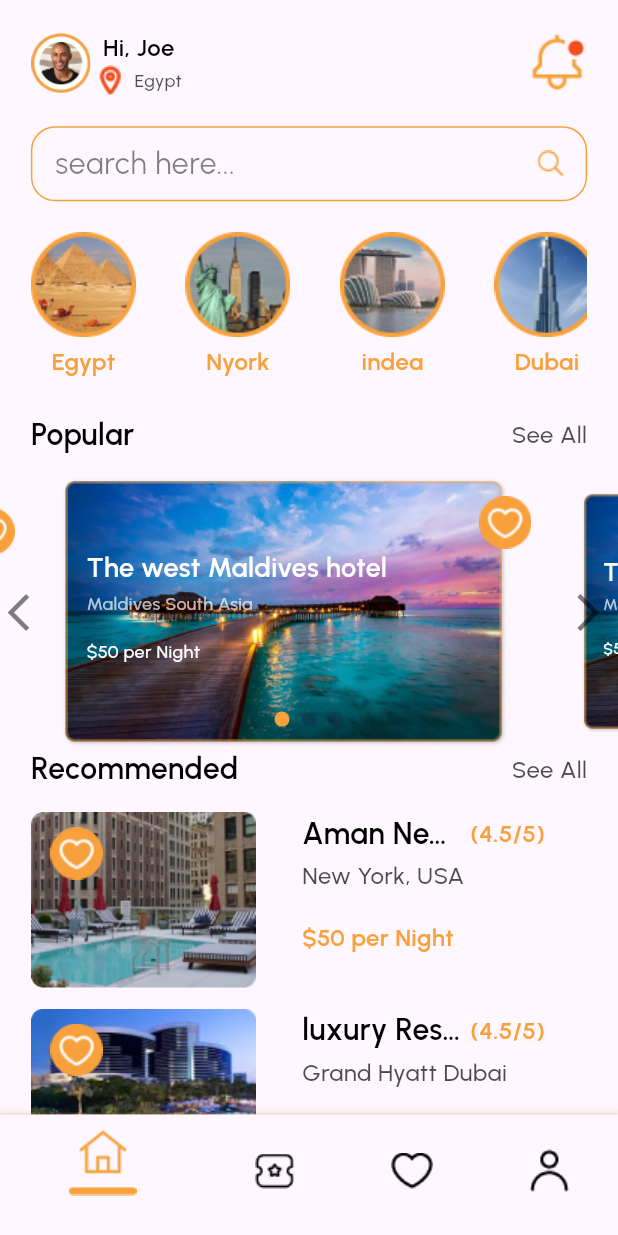
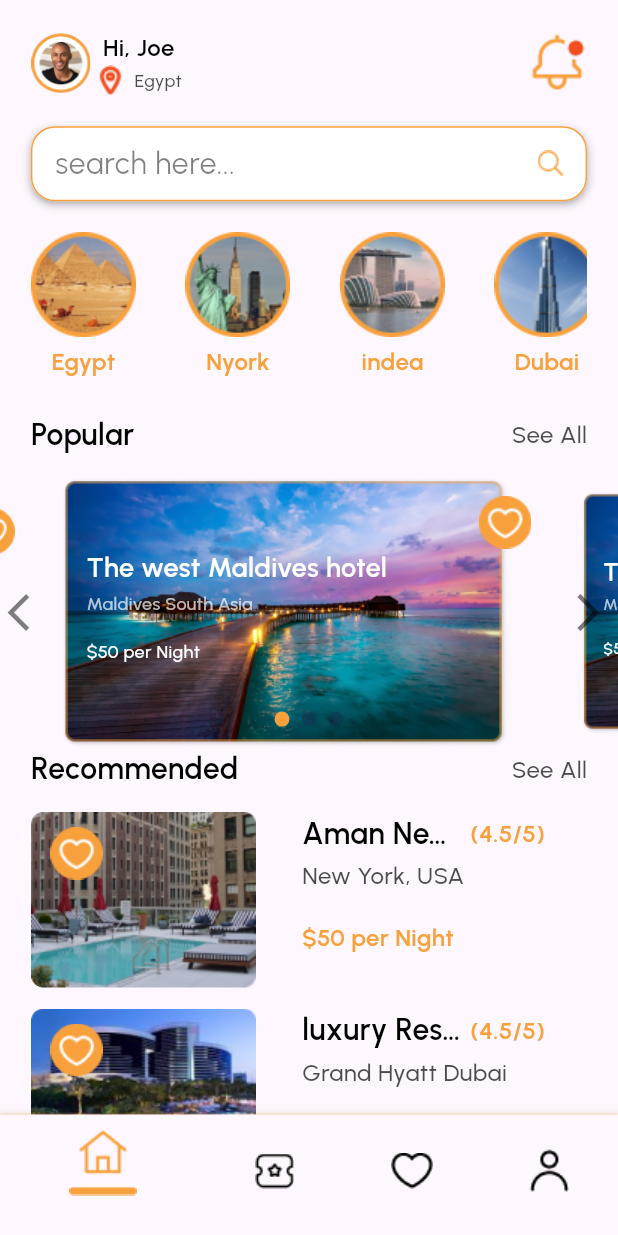
Before and after one commit to esraammosaad/booking-hotels, a Flutter app: the HomeView screen opened by its route, on a phone screen of 412 x 824 dp. Run offline on Flutter 3.47's test engine with Material 2 defaults, Android fonts, the phone set to English and light mode, and no system bars; drawn by our look-alikes of card_swiper; our stand-ins replace awesome_dialog, bloc, firebase_auth, firebase_core, flutter_bloc, font_awesome_flutter and 6 more; accounts and stored records are empty.

Commit message:
beginning search view

```diff
--- a/lib/core/utils/routes.dart
+++ b/lib/core/utils/routes.dart
@@ -3,6 +3,7 @@ import 'package:booking_hotels/features/authentication/presentation/views/new_pa
 import 'package:booking_hotels/features/authentication/presentation/views/sign_in_view.dart';
 import 'package:booking_hotels/features/authentication/presentation/views/verify_code_view.dart';
 import 'package:booking_hotels/features/home/presentation/views/home_view.dart';
+import 'package:booking_hotels/features/search/presentation/views/search_view.dart';
 import 'package:booking_hotels/features/splash/presentation/views/splash_view.dart';
 import 'package:booking_hotels/features/splash/presentation/views/widgets/custom_page_view.dart';
 import 'package:firebase_auth/firebase_auth.dart';
@@ -20,6 +21,7 @@ abstract class AppRoutes {
   static String kSignUpView = '/signUpView';
   static String kAddInformationView = '/addInformationView';
   static String kHomeView = '/homeView';
+  static String kSearchView = '/searchView';
 
   static final router = GoRouter(
     routes: [
@@ -166,6 +168,23 @@ abstract class AppRoutes {
               });
         },
       ),
+      GoRoute(
+        path: kSearchView,
+        pageBuilder: (context, state) {
+          return CustomTransitionPage(
+              transitionDuration: const Duration(milliseconds: 500),
+              key: state.pageKey,
+              child: const SearchView(),
+              transitionsBuilder: (context, animation, animationTwo, child) {
+                return SlideTransition(
+                  position: Tween(begin: const Offset(0, 1), end: Offset.zero)
+                      .animate(CurvedAnimation(
+                      curve: Curves.easeInExpo, parent: animation)),
+                  child: child,
+                );
+              });
+        },
+      ),
     ],
   );
 }
--- a/lib/features/home/presentation/views/widgets/custom_search_bar.dart
+++ b/lib/features/home/presentation/views/widgets/custom_search_bar.dart
@@ -7,20 +7,41 @@ class CustomSearchBar extends StatelessWidget {
     this.onTap,
     this.enabled,
     this.onChanged,
+    required this.label,
+    this.prefixIcon,
   });
 
   final void Function()? onTap;
   final bool? enabled;
   final void Function(String)? onChanged;
+  final Widget label;
+  final Widget? prefixIcon;
 
   @override
   Widget build(BuildContext context) {
-    return Padding(
-      padding: EdgeInsets.symmetric(
-          horizontal: MediaQuery.of(context).size.width * 0.05),
-      child: SizedBox(
-        height: 50,
+    return Container(
+      height: 50,
+      decoration: BoxDecoration(
+        borderRadius: BorderRadius.circular(16),
+        boxShadow: [
+          BoxShadow(
+            offset: const Offset(0, 2),
+            color: Colors.black.withOpacity(0.25),
+            blurRadius: 4,
+            blurStyle: BlurStyle.normal,
+          ),
+        ],
+      ),
+      child: Card(
+        margin: EdgeInsets.zero,
+        color: Colors.white,
+        shadowColor: Colors.black.withOpacity(0.25),
+        shape: RoundedRectangleBorder(
+          borderRadius: BorderRadius.circular(16),
+        ),
         child: CustomSearchTextField(
+          prefixIcon: prefixIcon,
+          label: label,
           onChanged: onChanged,
           onTap: onTap,
         ),
--- a/lib/features/home/presentation/views/widgets/custom_search_text_field.dart
+++ b/lib/features/home/presentation/views/widgets/custom_search_text_field.dart
@@ -1,6 +1,5 @@
 import 'package:flutter/material.dart';
 import '../../../../../constants.dart';
-import '../../../../../core/utils/styles.dart';
 import '../../../../../generated/assets.dart';
 
 class CustomSearchTextField extends StatelessWidget {
@@ -8,10 +7,14 @@ class CustomSearchTextField extends StatelessWidget {
     super.key,
     this.onTap,
     this.onChanged,
+    this.prefixIcon,
+    required this.label,
   });
 
   final void Function()? onTap;
   final void Function(String)? onChanged;
+  final Widget? prefixIcon;
+  final Widget label;
 
   @override
   Widget build(BuildContext context) {
@@ -26,24 +29,20 @@ class CustomSearchTextField extends StatelessWidget {
           ),
         ),
         focusedBorder: OutlineInputBorder(
-          borderRadius: BorderRadius.circular(15),
+          borderRadius: BorderRadius.circular(16),
           borderSide: const BorderSide(
             color: kPrimaryColor,
           ),
         ),
+        prefixIcon: prefixIcon,
         suffixIcon: Image.asset(
           Assets.iconsSearch,
           height: 10,
           fit: BoxFit.scaleDown,
         ),
-        label: Text(
-          'search here...',
-          style: Styles.textStyle20.copyWith(
-            color: Colors.black.withOpacity(0.5),
-          ),
-        ),
+        label: label,
         border: OutlineInputBorder(
-          borderRadius: BorderRadius.circular(15),
+          borderRadius: BorderRadius.circular(16),
           borderSide: const BorderSide(
             color: Color(0x80000000),
           ),
--- a/lib/features/home/presentation/views/widgets/home_view_body.dart
+++ b/lib/features/home/presentation/views/widgets/home_view_body.dart
@@ -5,6 +5,7 @@ import 'package:flutter/material.dart';
 import 'package:go_router/go_router.dart';
 import 'package:google_sign_in/google_sign_in.dart';
 import '../../../../../core/utils/routes.dart';
+import '../../../../../core/utils/styles.dart';
 import '../../../../../generated/assets.dart';
 import '../../../data/models/country_model.dart';
 import '../../../data/models/hotel_model.dart';
@@ -73,7 +74,21 @@ class _HomeViewBodyState extends State<HomeViewBody> {
     return ListView(
       children: [
         const CustomHomeAppBar(),
-        const CustomSearchBar(),
+        Padding(
+          padding: EdgeInsets.symmetric(
+              horizontal: MediaQuery.of(context).size.width * 0.05),
+          child: CustomSearchBar(
+            onTap: () {
+              context.push(AppRoutes.kSearchView);
+            },
+            label: Text(
+              'search here...',
+              style: Styles.textStyle20.copyWith(
+                color: Colors.black.withOpacity(0.5),
+              ),
+            ),
+          ),
+        ),
         Padding(
           padding: EdgeInsets.all(MediaQuery.of(context).size.width * 0.05),
           child: SizedBox(
```
Also changed, not shown: lib/features/search/presentation/views/search_view.dart (added, +13 -0 lines), lib/features/search/presentation/views/widgets/search_view_body.dart (added, +49 -0 lines), assets/icons/back.png (added), lib/generated/assets.dart.
